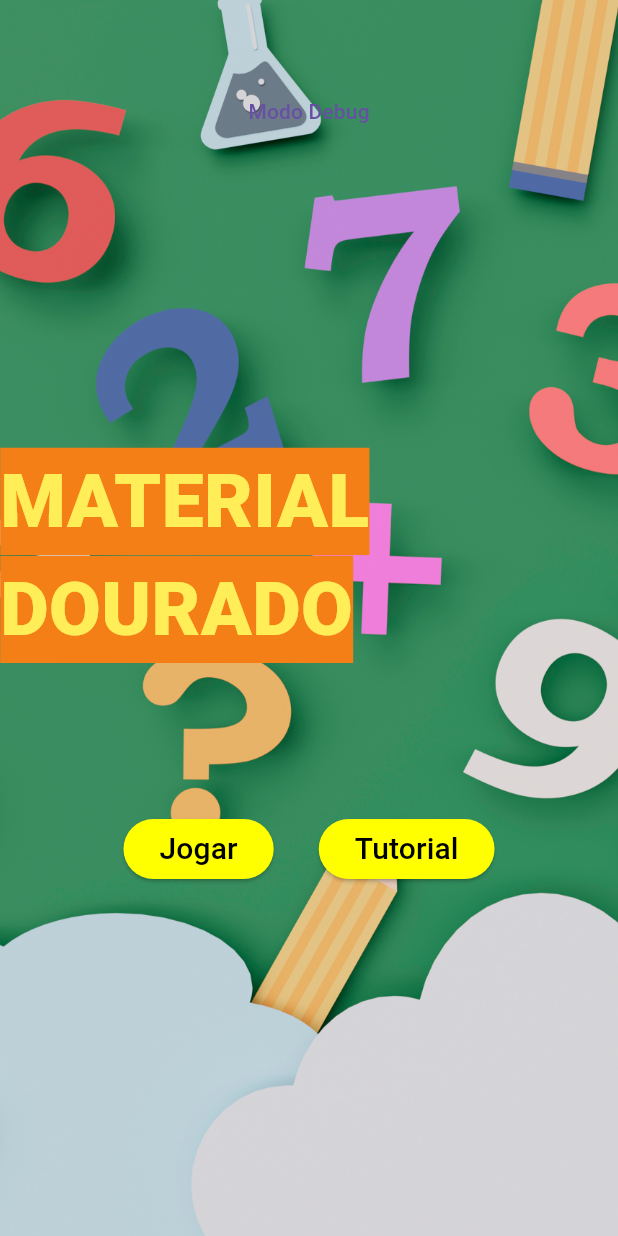
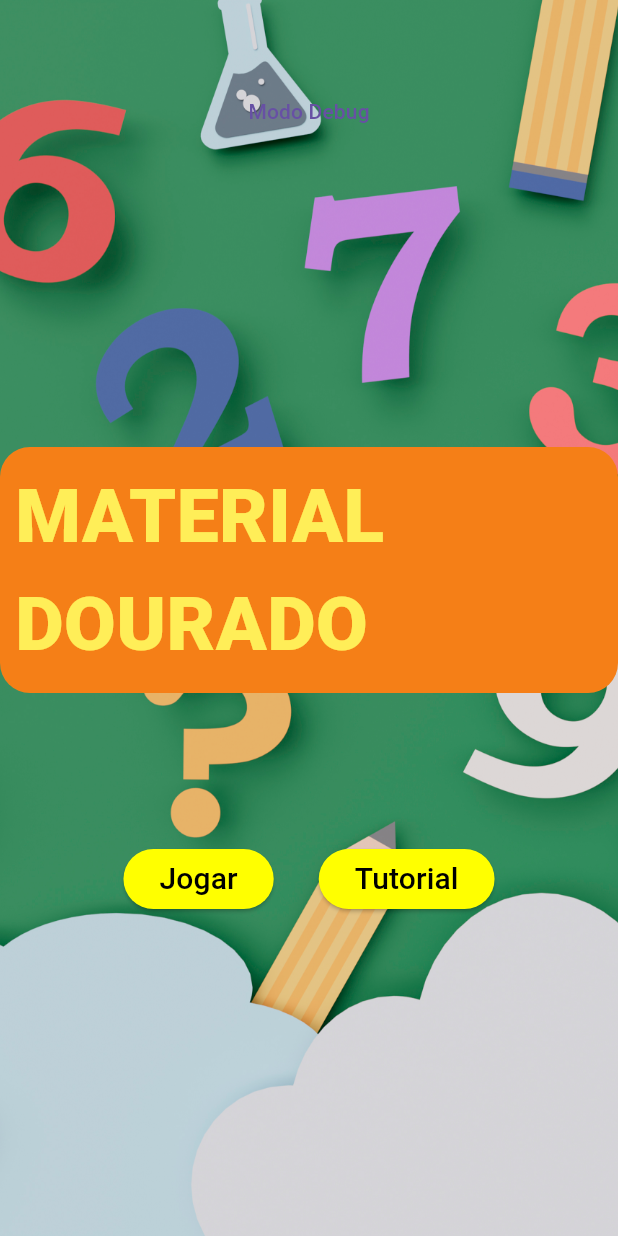
Before and after one commit to lucas-bernardino/projeto-integrador, a Flutter app: the screen it shows after launch, on a phone screen of 412 x 824 dp. Run offline on Flutter 3.47's test engine with Material 3 defaults, Android fonts, the phone set to English and light mode, and no system bars; missing offline and left inert: flutter_libserialport.

Commit message:
More changes in UI

```diff
--- a/lib/home.dart
+++ b/lib/home.dart
@@ -21,7 +21,6 @@ class _HomeState extends State<Home> {
       backgroundColor: Colors.grey[900],
       body: Container(
         decoration: BoxDecoration(
-            color: Colors.red,
             image: DecorationImage(
               fit: BoxFit.cover,//<--- add this
               image: AssetImage('assets/background.jpg'),
@@ -41,10 +40,20 @@ class _HomeState extends State<Home> {
             Column(
               children: [
                 Container(
+                  padding: EdgeInsets.all(10), // Adjust padding as needed
                   decoration: BoxDecoration(
-                    borderRadius: BorderRadius.all(Radius.circular(30))
+                    color: Colors.yellow[900],
+                    borderRadius: BorderRadius.circular(20), // Adjust the radius for roundness
                   ),
-                    child: Text("MATERIAL DOURADO", style: TextStyle(color: Colors.yellow[400], fontSize: 50, fontWeight: FontWeight.w900, backgroundColor: Colors.yellow[900]),)),
+                  child: Text(
+                    "MATERIAL DOURADO",
+                    style: TextStyle(
+                      color: Colors.yellow[400],
+                      fontSize: 50,
+                      fontWeight: FontWeight.w900,
+                    ),
+                  ),
+                ),
                 SizedBox(height: 100,),
                 Row(
                   mainAxisAlignment: MainAxisAlignment.center,
```
Also changed, not shown: lib/game.dart (+71 -18 lines), assets/dezena.png, assets/unidade.png.
